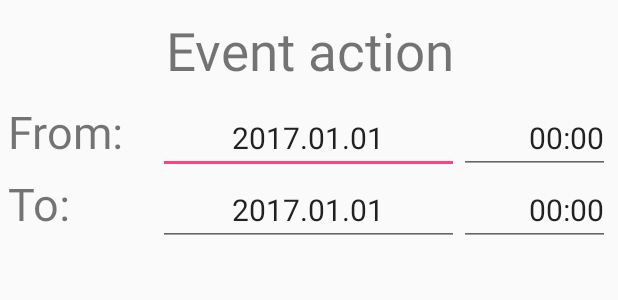
After one commit to adakiss/android, an Android app: the layout fragment_basiceventdata.xml on its own in the app's theme, with its tools: preview values and no code run, on a phone screen of 412 x 824 dp. The commit adds this screen. Shown: the top 300 px of the screen. Run offline under Robolectric (Android 15) with nearby library versions, the phone set to English and light mode, and no system bars.

Commit message:
Let us have a FRAGMENT, named BasicEventDataFragment. This fragment contains the input views that are specified in the comment just above the class definition. Then let us have those EditText views for fromDate, fromTime, toDate, toTime. those will do what their name tells. However, the goal is that on click, they pop up a date/time picker and they are uneditable themselves. This fragment is omni-porpose, we can use it for editing/modifying an already created event, or we can use it to add the new one (difference is that when we open the modified, we load the existing data into it).

```diff
--- /dev/null
+++ b/Timetale/app/src/main/res/layout/fragment_basiceventdata.xml
@@ -0,0 +1,84 @@
+<?xml version="1.0" encoding="utf-8"?>
+<LinearLayout xmlns:android="http://schemas.android.com/apk/res/android"
+    android:orientation="vertical" android:layout_width="match_parent"
+    android:layout_height="match_parent"
+    android:layout_marginRight="5dp"
+    android:layout_marginLeft="5dp">
+    <TextView
+        android:id="@+id/title"
+        android:layout_width="match_parent"
+        android:layout_height="wrap_content"
+        android:text="Event action"
+        android:textSize="35dp"
+        android:layout_marginBottom="10dp"
+        android:layout_marginTop="10dp"
+        android:gravity="center" />
+    <LinearLayout
+        android:layout_width="match_parent"
+        android:layout_height="wrap_content"
+        android:orientation="horizontal"
+        android:weightSum="4">
+        <TextView
+            android:id="@+id/fromLabel"
+            android:layout_width="0dp"
+            android:layout_weight="1"
+            android:layout_height="wrap_content"
+            android:text="From:"
+            android:textSize="30dp"
+            android:layout_centerVertical="true"
+            />
+
+        <EditText
+            android:id="@+id/fromDate"
+            android:layout_weight="2"
+            android:layout_width="0dp"
+            android:layout_height="wrap_content"
+            android:text="2017.01.01"
+            android:textSize="20dp"
+            android:gravity="center"
+            />
+        <EditText
+            android:text="00:00"
+            android:layout_weight="1"
+            android:textSize="20dp"
+            android:id="@+id/fromTime"
+            android:layout_width="0dp"
+            android:layout_height="wrap_content"
+            android:gravity="right"
+            />
+    </LinearLayout>
+    <LinearLayout
+        android:layout_width="match_parent"
+        android:layout_height="wrap_content"
+        android:orientation="horizontal"
+        android:weightSum="4">
+        <TextView
+            android:id="@+id/toLabel"
+            android:layout_width="0dp"
+            android:layout_weight="1"
+            android:layout_height="wrap_content"
+            android:text="To:"
+            android:textSize="30dp"
+            android:layout_centerVertical="true"
+            />
+
+        <EditText
+            android:id="@+id/toDate"
+            android:layout_weight="2"
+            android:layout_width="0dp"
+            android:layout_height="wrap_content"
+            android:text="2017.01.01"
+            android:textSize="20dp"
+            android:gravity="center"
+            />
+        <EditText
+            android:text="00:00"
+            android:layout_weight="1"
+            android:textSize="20dp"
+            android:id="@+id/toTime"
+            android:layout_width="0dp"
+            android:layout_height="wrap_content"
+            android:gravity="right"
+            />
+    </LinearLayout>
+</LinearLayout>
--- a/Timetale/app/src/main/res/values/styles.xml
+++ b/Timetale/app/src/main/res/values/styles.xml
@@ -7,5 +7,8 @@
         <item name="colorPrimaryDark">@color/colorPrimaryDark</item>
         <item name="colorAccent">@color/colorAccent</item>
     </style>
-
+    <style name="NumberPickerText">
+        <item name="android:textSize">30dp</item>
+        <item name="android:textColor">#909090</item>
+    </style>
 </resources>
```
Also changed, not shown: Timetale/app/src/main/java/com/dpckou/agoston/timetale/AddEventActivity.java (added, +18 -0 lines), Timetale/app/src/main/java/com/dpckou/agoston/timetale/BasicEventDataFragment.java (added, +43 -0 lines), Timetale/app/src/main/res/layout/activity_event.xml (added, +41 -0 lines).
